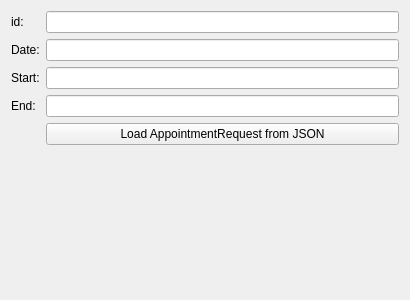
Above: appointment_widget.ui from YFL/appointy_appointment_and_request_creator before the change. Below: the same form after it.
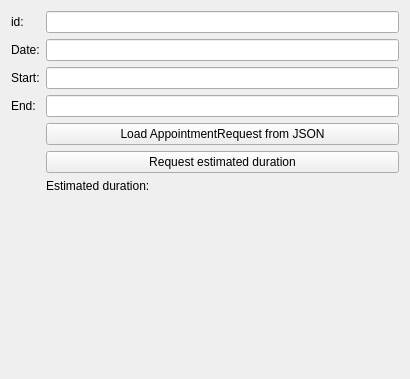
That is the form after the change.

Commit message:
Added estimated duration dusplay and request btn to appointment  widget
It was absolutely necessary, probably even more, than commit @14a970a

Diff of the .ui file:
```diff
--- a/appointment_widget.ui
+++ b/appointment_widget.ui
@@ -7,7 +7,7 @@
     <x>0</x>
     <y>0</y>
     <width>410</width>
-    <height>300</height>
+    <height>379</height>
    </rect>
   </property>
   <property name="windowTitle">
@@ -61,6 +61,26 @@
      </property>
     </widget>
    </item>
+   <item row="5" column="1">
+    <widget class="QPushButton" name="request_duration_btn">
+     <property name="text">
+      <string>Request estimated duration</string>
+     </property>
+    </widget>
+   </item>
+   <item row="6" column="1">
+    <widget class="QLabel" name="estimated_duration_label">
+     <property name="sizePolicy">
+      <sizepolicy hsizetype="Expanding" vsizetype="Preferred">
+       <horstretch>0</horstretch>
+       <verstretch>0</verstretch>
+      </sizepolicy>
+     </property>
+     <property name="text">
+      <string>Estimated duration:</string>
+     </property>
+    </widget>
+   </item>
   </layout>
  </widget>
  <resources/>
```
The commit also changes 2 other files.
